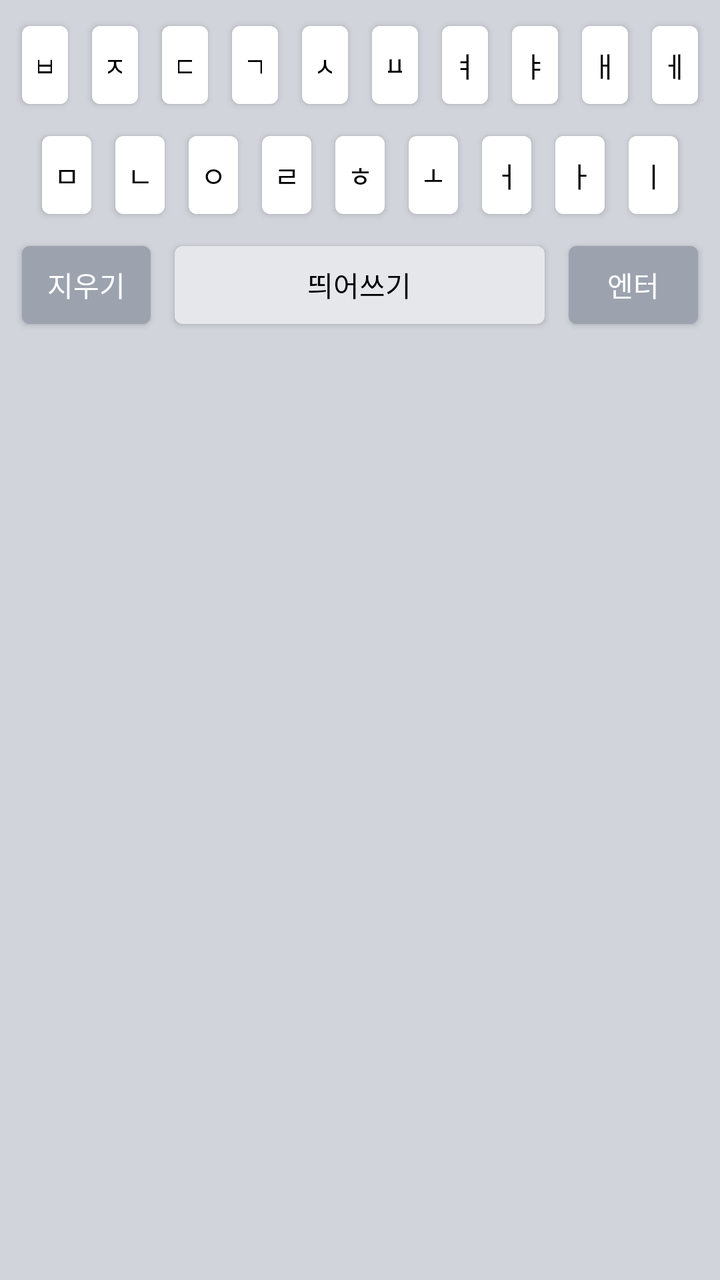
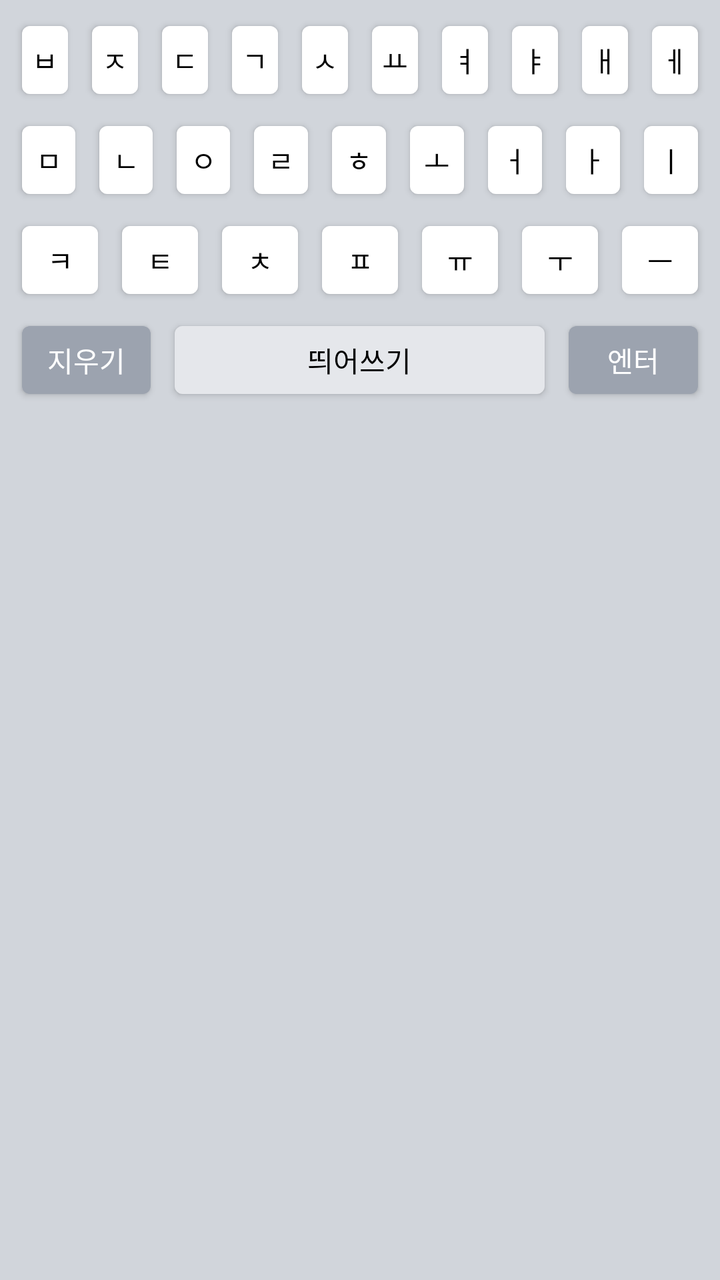

The first picture is an Android layout as it rendered before a commit; the second is the same layout after the commit. The layout source and the unified diff follow.
<!-- AndroidManifest.xml: application theme android:Theme.DeviceDefault -->
<!-- res/layout/keyboard_view.xml -->
<?xml version="1.0" encoding="utf-8"?>
<LinearLayout xmlns:android="http://schemas.android.com/apk/res/android"
    android:layout_width="match_parent"
    android:layout_height="wrap_content"
    android:background="#D1D5DB"
    android:orientation="vertical"
    android:padding="5dp">
    <LinearLayout android:layout_width="match_parent" android:layout_height="55dp" android:orientation="horizontal">
        <Button android:text="ㅂ" android:layout_width="0dp" android:layout_height="match_parent" android:layout_weight="1" android:layout_margin="2dp" android:backgroundTint="#FFFFFF" android:textColor="#000000"/>
        <Button android:text="ㅈ" android:layout_width="0dp" android:layout_height="match_parent" android:layout_weight="1" android:layout_margin="2dp" android:backgroundTint="#FFFFFF" android:textColor="#000000"/>
        <Button android:text="ㄷ" android:layout_width="0dp" android:layout_height="match_parent" android:layout_weight="1" android:layout_margin="2dp" android:backgroundTint="#FFFFFF" android:textColor="#000000"/>
        <Button android:text="ㄱ" android:layout_width="0dp" android:layout_height="match_parent" android:layout_weight="1" android:layout_margin="2dp" android:backgroundTint="#FFFFFF" android:textColor="#000000"/>
        <Button android:text="ㅅ" android:layout_width="0dp" android:layout_height="match_parent" android:layout_weight="1" android:layout_margin="2dp" android:backgroundTint="#FFFFFF" android:textColor="#000000"/>
        <Button android:text="ㅛ" android:layout_width="0dp" android:layout_height="match_parent" android:layout_weight="1" android:layout_margin="2dp" android:backgroundTint="#FFFFFF" android:textColor="#000000"/>
        <Button android:text="ㅕ" android:layout_width="0dp" android:layout_height="match_parent" android:layout_weight="1" android:layout_margin="2dp" android:backgroundTint="#FFFFFF" android:textColor="#000000"/>
        <Button android:text="ㅑ" android:layout_width="0dp" android:layout_height="match_parent" android:layout_weight="1" android:layout_margin="2dp" android:backgroundTint="#FFFFFF" android:textColor="#000000"/>
        <Button android:text="ㅐ" android:layout_width="0dp" android:layout_height="match_parent" android:layout_weight="1" android:layout_margin="2dp" android:backgroundTint="#FFFFFF" android:textColor="#000000"/>
        <Button android:text="ㅔ" android:layout_width="0dp" android:layout_height="match_parent" android:layout_weight="1" android:layout_margin="2dp" android:backgroundTint="#FFFFFF" android:textColor="#000000"/>
    </LinearLayout>
    <LinearLayout android:layout_width="match_parent" android:layout_height="55dp" android:orientation="horizontal" android:paddingLeft="10dp" android:paddingRight="10dp">
        <Button android:text="ㅁ" android:layout_width="0dp" android:layout_height="match_parent" android:layout_weight="1" android:layout_margin="2dp" android:backgroundTint="#FFFFFF" android:textColor="#000000"/>
        <Button android:text="ㄴ" android:layout_width="0dp" android:layout_height="match_parent" android:layout_weight="1" android:layout_margin="2dp" android:backgroundTint="#FFFFFF" android:textColor="#000000"/>
        <Button android:text="ㅇ" android:layout_width="0dp" android:layout_height="match_parent" android:layout_weight="1" android:layout_margin="2dp" android:backgroundTint="#FFFFFF" android:textColor="#000000"/>
        <Button android:text="ㄹ" android:layout_width="0dp" android:layout_height="match_parent" android:layout_weight="1" android:layout_margin="2dp" android:backgroundTint="#FFFFFF" android:textColor="#000000"/>
        <Button android:text="ㅎ" android:layout_width="0dp" android:layout_height="match_parent" android:layout_weight="1" android:layout_margin="2dp" android:backgroundTint="#FFFFFF" android:textColor="#000000"/>
        <Button android:text="ㅗ" android:layout_width="0dp" android:layout_height="match_parent" android:layout_weight="1" android:layout_margin="2dp" android:backgroundTint="#FFFFFF" android:textColor="#000000"/>
        <Button android:text="ㅓ" android:layout_width="0dp" android:layout_height="match_parent" android:layout_weight="1" android:layout_margin="2dp" android:backgroundTint="#FFFFFF" android:textColor="#000000"/>
        <Button android:text="ㅏ" android:layout_width="0dp" android:layout_height="match_parent" android:layout_weight="1" android:layout_margin="2dp" android:backgroundTint="#FFFFFF" android:textColor="#000000"/>
        <Button android:text="ㅣ" android:layout_width="0dp" android:layout_height="match_parent" android:layout_weight="1" android:layout_margin="2dp" android:backgroundTint="#FFFFFF" android:textColor="#000000"/>
    </LinearLayout>
    <LinearLayout android:layout_width="match_parent" android:layout_height="55dp" android:orientation="horizontal">
        <Button android:text="지우기" android:layout_width="0dp" android:layout_height="match_parent" android:layout_weight="1.5" android:layout_margin="2dp" android:backgroundTint="#9CA3AF" android:textColor="#FFFFFF"/>
        <Button android:text="띄어쓰기" android:layout_width="0dp" android:layout_height="match_parent" android:layout_weight="4" android:layout_margin="2dp" android:backgroundTint="#E5E7EB" android:textColor="#000000"/>
        <Button android:text="엔터" android:layout_width="0dp" android:layout_height="match_parent" android:layout_weight="1.5" android:layout_margin="2dp" android:backgroundTint="#9CA3AF" android:textColor="#FFFFFF"/>
    </LinearLayout>
</LinearLayout>
<!-- resources referenced by this layout -->
<resources>

</resources>

<!-- the commit's change to res/layout/keyboard_view.xml (unified diff, before → after) -->
@@ -1,36 +1,46 @@
 <?xml version="1.0" encoding="utf-8"?>
 <LinearLayout xmlns:android="http://schemas.android.com/apk/res/android"
-    android:layout_width="match_parent"
-    android:layout_height="wrap_content"
-    android:background="#D1D5DB"
-    android:orientation="vertical"
-    android:padding="5dp">
-    <LinearLayout android:layout_width="match_parent" android:layout_height="55dp" android:orientation="horizontal">
-        <Button android:text="ㅂ" android:layout_width="0dp" android:layout_height="match_parent" android:layout_weight="1" android:layout_margin="2dp" android:backgroundTint="#FFFFFF" android:textColor="#000000"/>
-        <Button android:text="ㅈ" android:layout_width="0dp" android:layout_height="match_parent" android:layout_weight="1" android:layout_margin="2dp" android:backgroundTint="#FFFFFF" android:textColor="#000000"/>
-        <Button android:text="ㄷ" android:layout_width="0dp" android:layout_height="match_parent" android:layout_weight="1" android:layout_margin="2dp" android:backgroundTint="#FFFFFF" android:textColor="#000000"/>
-        <Button android:text="ㄱ" android:layout_width="0dp" android:layout_height="match_parent" android:layout_weight="1" android:layout_margin="2dp" android:backgroundTint="#FFFFFF" android:textColor="#000000"/>
-        <Button android:text="ㅅ" android:layout_width="0dp" android:layout_height="match_parent" android:layout_weight="1" android:layout_margin="2dp" android:backgroundTint="#FFFFFF" android:textColor="#000000"/>
-        <Button android:text="ㅛ" android:layout_width="0dp" android:layout_height="match_parent" android:layout_weight="1" android:layout_margin="2dp" android:backgroundTint="#FFFFFF" android:textColor="#000000"/>
-        <Button android:text="ㅕ" android:layout_width="0dp" android:layout_height="match_parent" android:layout_weight="1" android:layout_margin="2dp" android:backgroundTint="#FFFFFF" android:textColor="#000000"/>
-        <Button android:text="ㅑ" android:layout_width="0dp" android:layout_height="match_parent" android:layout_weight="1" android:layout_margin="2dp" android:backgroundTint="#FFFFFF" android:textColor="#000000"/>
-        <Button android:text="ㅐ" android:layout_width="0dp" android:layout_height="match_parent" android:layout_weight="1" android:layout_margin="2dp" android:backgroundTint="#FFFFFF" android:textColor="#000000"/>
-        <Button android:text="ㅔ" android:layout_width="0dp" android:layout_height="match_parent" android:layout_weight="1" android:layout_margin="2dp" android:backgroundTint="#FFFFFF" android:textColor="#000000"/>
+    android:layout_width="match_parent" android:layout_height="wrap_content"
+    android:background="#D1D5DB" android:orientation="vertical" android:padding="5dp">
+    
+    <LinearLayout android:layout_width="match_parent" android:layout_height="50dp" android:orientation="horizontal">
+        <Button android:text="ㅂ" android:layout_width="0dp" android:layout_height="match_parent" android:layout_weight="1" android:layout_margin="2dp" android:backgroundTint="#FFFFFF" android:textColor="#000000" android:padding="0dp"/>
+        <Button android:text="ㅈ" android:layout_width="0dp" android:layout_height="match_parent" android:layout_weight="1" android:layout_margin="2dp" android:backgroundTint="#FFFFFF" android:textColor="#000000" android:padding="0dp"/>
+        <Button android:text="ㄷ" android:layout_width="0dp" android:layout_height="match_parent" android:layout_weight="1" android:layout_margin="2dp" android:backgroundTint="#FFFFFF" android:textColor="#000000" android:padding="0dp"/>
+        <Button android:text="ㄱ" android:layout_width="0dp" android:layout_height="match_parent" android:layout_weight="1" android:layout_margin="2dp" android:backgroundTint="#FFFFFF" android:textColor="#000000" android:padding="0dp"/>
+        <Button android:text="ㅅ" android:layout_width="0dp" android:layout_height="match_parent" android:layout_weight="1" android:layout_margin="2dp" android:backgroundTint="#FFFFFF" android:textColor="#000000" android:padding="0dp"/>
+        <Button android:text="ㅛ" android:layout_width="0dp" android:layout_height="match_parent" android:layout_weight="1" android:layout_margin="2dp" android:backgroundTint="#FFFFFF" android:textColor="#000000" android:padding="0dp"/>
+        <Button android:text="ㅕ" android:layout_width="0dp" android:layout_height="match_parent" android:layout_weight="1" android:layout_margin="2dp" android:backgroundTint="#FFFFFF" android:textColor="#000000" android:padding="0dp"/>
+        <Button android:text="ㅑ" android:layout_width="0dp" android:layout_height="match_parent" android:layout_weight="1" android:layout_margin="2dp" android:backgroundTint="#FFFFFF" android:textColor="#000000" android:padding="0dp"/>
+        <Button android:text="ㅐ" android:layout_width="0dp" android:layout_height="match_parent" android:layout_weight="1" android:layout_margin="2dp" android:backgroundTint="#FFFFFF" android:textColor="#000000" android:padding="0dp"/>
+        <Button android:text="ㅔ" android:layout_width="0dp" android:layout_height="match_parent" android:layout_weight="1" android:layout_margin="2dp" android:backgroundTint="#FFFFFF" android:textColor="#000000" android:padding="0dp"/>
     </LinearLayout>
-    <LinearLayout android:layout_width="match_parent" android:layout_height="55dp" android:orientation="horizontal" android:paddingLeft="10dp" android:paddingRight="10dp">
-        <Button android:text="ㅁ" android:layout_width="0dp" android:layout_height="match_parent" android:layout_weight="1" android:layout_margin="2dp" android:backgroundTint="#FFFFFF" android:textColor="#000000"/>
-        <Button android:text="ㄴ" android:layout_width="0dp" android:layout_height="match_parent" android:layout_weight="1" android:layout_margin="2dp" android:backgroundTint="#FFFFFF" android:textColor="#000000"/>
-        <Button android:text="ㅇ" android:layout_width="0dp" android:layout_height="match_parent" android:layout_weight="1" android:layout_margin="2dp" android:backgroundTint="#FFFFFF" android:textColor="#000000"/>
-        <Button android:text="ㄹ" android:layout_width="0dp" android:layout_height="match_parent" android:layout_weight="1" android:layout_margin="2dp" android:backgroundTint="#FFFFFF" android:textColor="#000000"/>
-        <Button android:text="ㅎ" android:layout_width="0dp" android:layout_height="match_parent" android:layout_weight="1" android:layout_margin="2dp" android:backgroundTint="#FFFFFF" android:textColor="#000000"/>
-        <Button android:text="ㅗ" android:layout_width="0dp" android:layout_height="match_parent" android:layout_weight="1" android:layout_margin="2dp" android:backgroundTint="#FFFFFF" android:textColor="#000000"/>
-        <Button android:text="ㅓ" android:layout_width="0dp" android:layout_height="match_parent" android:layout_weight="1" android:layout_margin="2dp" android:backgroundTint="#FFFFFF" android:textColor="#000000"/>
-        <Button android:text="ㅏ" android:layout_width="0dp" android:layout_height="match_parent" android:layout_weight="1" android:layout_margin="2dp" android:backgroundTint="#FFFFFF" android:textColor="#000000"/>
-        <Button android:text="ㅣ" android:layout_width="0dp" android:layout_height="match_parent" android:layout_weight="1" android:layout_margin="2dp" android:backgroundTint="#FFFFFF" android:textColor="#000000"/>
+
+    <LinearLayout android:layout_width="match_parent" android:layout_height="50dp" android:orientation="horizontal">
+        <Button android:text="ㅁ" android:layout_width="0dp" android:layout_height="match_parent" android:layout_weight="1" android:layout_margin="2dp" android:backgroundTint="#FFFFFF" android:textColor="#000000" android:padding="0dp"/>
+        <Button android:text="ㄴ" android:layout_width="0dp" android:layout_height="match_parent" android:layout_weight="1" android:layout_margin="2dp" android:backgroundTint="#FFFFFF" android:textColor="#000000" android:padding="0dp"/>
+        <Button android:text="ㅇ" android:layout_width="0dp" android:layout_height="match_parent" android:layout_weight="1" android:layout_margin="2dp" android:backgroundTint="#FFFFFF" android:textColor="#000000" android:padding="0dp"/>
+        <Button android:text="ㄹ" android:layout_width="0dp" android:layout_height="match_parent" android:layout_weight="1" android:layout_margin="2dp" android:backgroundTint="#FFFFFF" android:textColor="#000000" android:padding="0dp"/>
+        <Button android:text="ㅎ" android:layout_width="0dp" android:layout_height="match_parent" android:layout_weight="1" android:layout_margin="2dp" android:backgroundTint="#FFFFFF" android:textColor="#000000" android:padding="0dp"/>
+        <Button android:text="ㅗ" android:layout_width="0dp" android:layout_height="match_parent" android:layout_weight="1" android:layout_margin="2dp" android:backgroundTint="#FFFFFF" android:textColor="#000000" android:padding="0dp"/>
+        <Button android:text="ㅓ" android:layout_width="0dp" android:layout_height="match_parent" android:layout_weight="1" android:layout_margin="2dp" android:backgroundTint="#FFFFFF" android:textColor="#000000" android:padding="0dp"/>
+        <Button android:text="ㅏ" android:layout_width="0dp" android:layout_height="match_parent" android:layout_weight="1" android:layout_margin="2dp" android:backgroundTint="#FFFFFF" android:textColor="#000000" android:padding="0dp"/>
+        <Button android:text="ㅣ" android:layout_width="0dp" android:layout_height="match_parent" android:layout_weight="1" android:layout_margin="2dp" android:backgroundTint="#FFFFFF" android:textColor="#000000" android:padding="0dp"/>
     </LinearLayout>
-    <LinearLayout android:layout_width="match_parent" android:layout_height="55dp" android:orientation="horizontal">
-        <Button android:text="지우기" android:layout_width="0dp" android:layout_height="match_parent" android:layout_weight="1.5" android:layout_margin="2dp" android:backgroundTint="#9CA3AF" android:textColor="#FFFFFF"/>
-        <Button android:text="띄어쓰기" android:layout_width="0dp" android:layout_height="match_parent" android:layout_weight="4" android:layout_margin="2dp" android:backgroundTint="#E5E7EB" android:textColor="#000000"/>
-        <Button android:text="엔터" android:layout_width="0dp" android:layout_height="match_parent" android:layout_weight="1.5" android:layout_margin="2dp" android:backgroundTint="#9CA3AF" android:textColor="#FFFFFF"/>
+
+    <LinearLayout android:layout_width="match_parent" android:layout_height="50dp" android:orientation="horizontal">
+        <Button android:text="ㅋ" android:layout_width="0dp" android:layout_height="match_parent" android:layout_weight="1" android:layout_margin="2dp" android:backgroundTint="#FFFFFF" android:textColor="#000000" android:padding="0dp"/>
+        <Button android:text="ㅌ" android:layout_width="0dp" android:layout_height="match_parent" android:layout_weight="1" android:layout_margin="2dp" android:backgroundTint="#FFFFFF" android:textColor="#000000" android:padding="0dp"/>
+        <Button android:text="ㅊ" android:layout_width="0dp" android:layout_height="match_parent" android:layout_weight="1" android:layout_margin="2dp" android:backgroundTint="#FFFFFF" android:textColor="#000000" android:padding="0dp"/>
+        <Button android:text="ㅍ" android:layout_width="0dp" android:layout_height="match_parent" android:layout_weight="1" android:layout_margin="2dp" android:backgroundTint="#FFFFFF" android:textColor="#000000" android:padding="0dp"/>
+        <Button android:text="ㅠ" android:layout_width="0dp" android:layout_height="match_parent" android:layout_weight="1" android:layout_margin="2dp" android:backgroundTint="#FFFFFF" android:textColor="#000000" android:padding="0dp"/>
+        <Button android:text="ㅜ" android:layout_width="0dp" android:layout_height="match_parent" android:layout_weight="1" android:layout_margin="2dp" android:backgroundTint="#FFFFFF" android:textColor="#000000" android:padding="0dp"/>
+        <Button android:text="ㅡ" android:layout_width="0dp" android:layout_height="match_parent" android:layout_weight="1" android:layout_margin="2dp" android:backgroundTint="#FFFFFF" android:textColor="#000000" android:padding="0dp"/>
+    </LinearLayout>
+
+    <LinearLayout android:layout_width="match_parent" android:layout_height="50dp" android:orientation="horizontal">
+        <Button android:text="지우기" android:layout_width="0dp" android:layout_height="match_parent" android:layout_weight="1.5" android:layout_margin="2dp" android:backgroundTint="#9CA3AF" android:textColor="#FFFFFF" android:padding="0dp"/>
+        <Button android:text="띄어쓰기" android:layout_width="0dp" android:layout_height="match_parent" android:layout_weight="4" android:layout_margin="2dp" android:backgroundTint="#E5E7EB" android:textColor="#000000" android:padding="0dp"/>
+        <Button android:text="엔터" android:layout_width="0dp" android:layout_height="match_parent" android:layout_weight="1.5" android:layout_margin="2dp" android:backgroundTint="#9CA3AF" android:textColor="#FFFFFF" android:padding="0dp"/>
     </LinearLayout>
 </LinearLayout>
